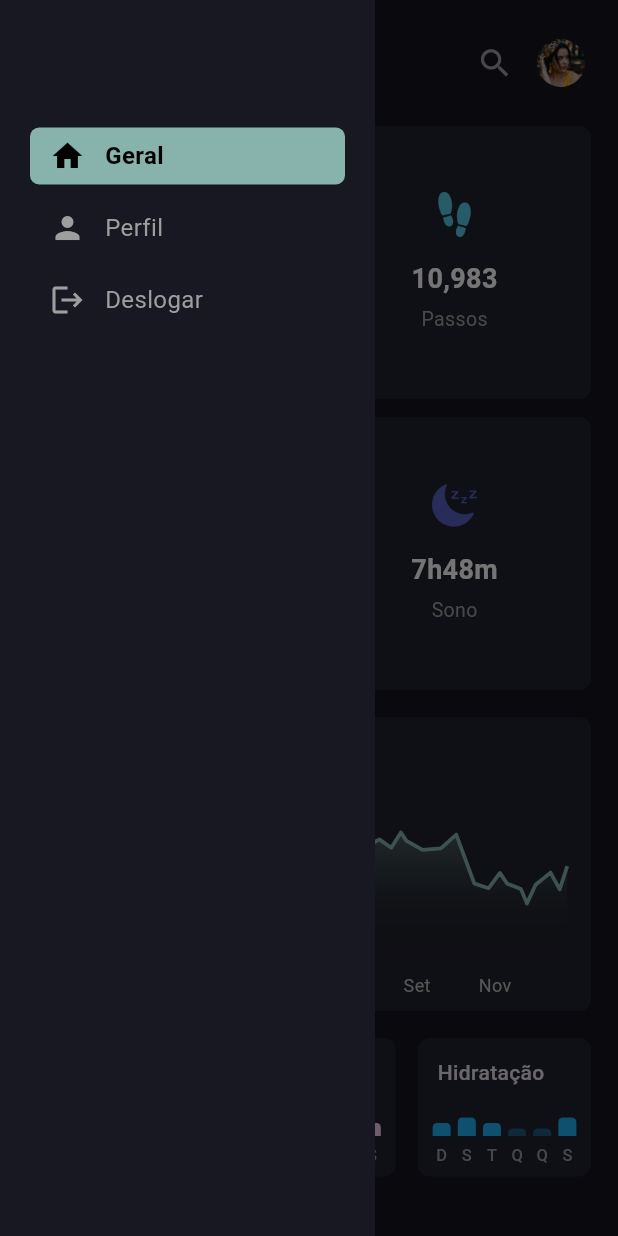
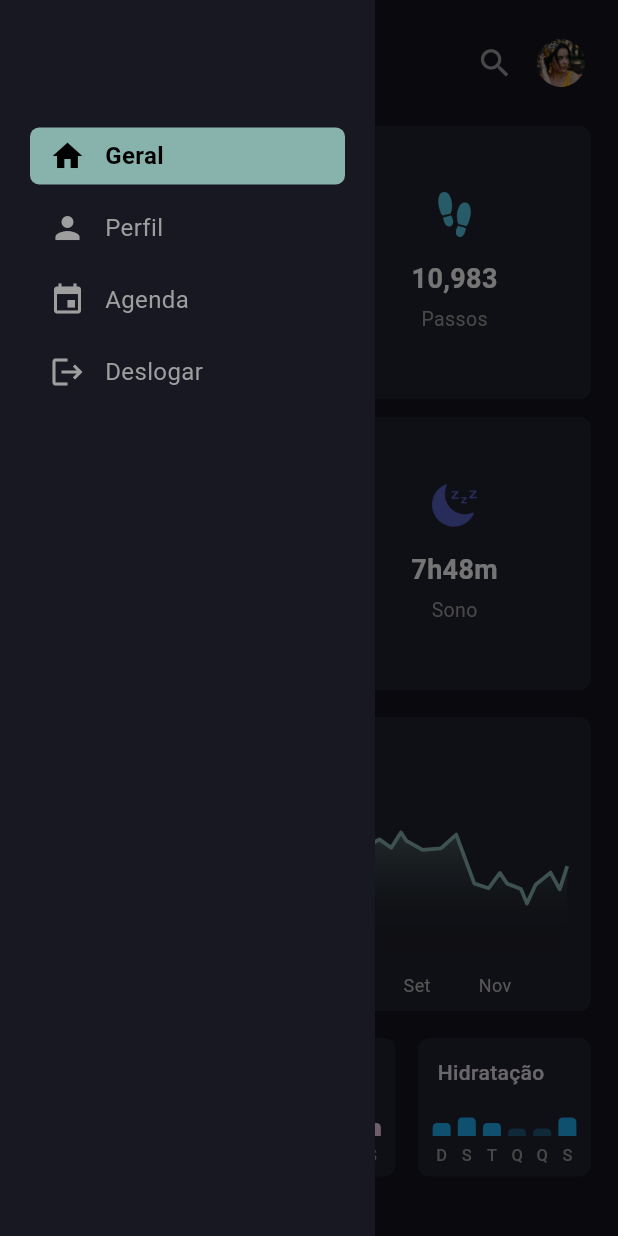
Before and after one commit to TIAGOLL/bem-estar-flutter, a Flutter app: the MainScreen screen opened directly, with the side drawer open, on a phone screen of 412 x 824 dp. Run offline on Flutter 3.47's test engine with Material 3 defaults, Android fonts, the phone set to English and light mode, and no system bars; drawn by our look-alikes of fl_chart.

Commit message:
Tela de calendario e perfil implantadas

```diff
--- a/front/lib/data/data-menu-lateral.dart
+++ b/front/lib/data/data-menu-lateral.dart
@@ -1,10 +1,43 @@
 import 'package:bem_estar_flutter/model/model-menu.dart';
+import 'package:bem_estar_flutter/screens/agenda-screen.dart';
+import 'package:bem_estar_flutter/screens/auth.dart';
+import 'package:bem_estar_flutter/screens/main_screen.dart';
+import 'package:bem_estar_flutter/screens/profile-screen.dart';
 import 'package:flutter/material.dart';
 
 class MenuLateralData {
-  final menu = const <MenuModel>[
-    MenuModel(icone: Icons.home, titulo: 'Geral'),
-    MenuModel(icone: Icons.person, titulo: 'Perfil'),
-    MenuModel(icone: Icons.logout, titulo: 'Deslogar'),
+  final menu = <MenuModel>[
+    MenuModel(
+      icone: Icons.home,
+      titulo: 'Geral',
+      function: (context) {
+        Navigator.push(
+            context, MaterialPageRoute(builder: (context) => MainScreen()));
+      },
+    ),
+    MenuModel(
+      icone: Icons.person,
+      titulo: 'Perfil',
+      function: (context) {
+        Navigator.push(
+            context, MaterialPageRoute(builder: (context) => ProfileScreen()));
+      },
+    ),
+    MenuModel(
+      icone: Icons.event,
+      titulo: 'Agenda',
+      function: (context) {
+        Navigator.push(
+            context, MaterialPageRoute(builder: (context) => AgendaScreen()));
+      },
+    ),
+    MenuModel(
+      icone: Icons.logout,
+      titulo: 'Deslogar',
+      function: (context) {
+        Navigator.push(
+            context, MaterialPageRoute(builder: (context) => LoginScreen()));
+      },
+    ),
   ];
 }
--- a/front/lib/model/model-menu.dart
+++ b/front/lib/model/model-menu.dart
@@ -3,6 +3,10 @@ import 'package:flutter/material.dart';
 class MenuModel {
   final IconData icone;
   final String titulo;
-
-  const MenuModel({required this.icone, required this.titulo});
+  final Function(BuildContext) function;
+  const MenuModel({
+    required this.icone,
+    required this.titulo,
+    required this.function,
+  });
 }
--- a/front/lib/screens/main_screen.dart
+++ b/front/lib/screens/main_screen.dart
@@ -1,7 +1,6 @@
 import 'package:bem_estar_flutter/util/responsive.dart';
 import 'package:bem_estar_flutter/widgets/dashboard-widget.dart';
 import 'package:bem_estar_flutter/widgets/menu-lateral.dart';
-import 'package:bem_estar_flutter/widgets/perfil-widget.dart';
 import 'package:flutter/material.dart';
 
 class MainScreen extends StatelessWidget {
@@ -18,12 +17,6 @@ class MainScreen extends StatelessWidget {
               child: MenuLateral(),
             )
           : null,
-      endDrawer: Responsive.isMobile(context)
-          ? SizedBox(
-              width: MediaQuery.of(context).size.width * 0.8,
-              child: const PerfilWidget(),
-            )
-          : null,
       body: SafeArea(
         child: Row(
           children: [
@@ -38,11 +31,6 @@ class MainScreen extends StatelessWidget {
               flex: 7,
               child: DashboardWidget(),
             ),
-            if (isDesktop)
-              Expanded(
-                flex: 3,
-                child: PerfilWidget(),
-              ),
           ],
         ),
       ),
--- a/front/lib/widgets/dashboard-widget.dart
+++ b/front/lib/widgets/dashboard-widget.dart
@@ -3,7 +3,6 @@ import 'package:bem_estar_flutter/widgets/atividades-widget.dart';
 import 'package:bem_estar_flutter/widgets/grafico-barras.dart';
 import 'package:bem_estar_flutter/widgets/grafico-linha.dart';
 import 'package:bem_estar_flutter/widgets/header-widget.dart';
-import 'package:bem_estar_flutter/widgets/perfil-widget.dart';
 import 'package:flutter/material.dart';
 
 class DashboardWidget extends StatelessWidget {
@@ -25,7 +24,6 @@ class DashboardWidget extends StatelessWidget {
             const SizedBox(height: 18),
             const GraficoBarras(),
             const SizedBox(height: 18),
-            if (Responsive.isTablet(context)) const PerfilWidget(),
           ],
         ),
       ),
--- a/front/lib/widgets/menu-lateral.dart
+++ b/front/lib/widgets/menu-lateral.dart
@@ -1,9 +1,11 @@
+import 'package:flutter/material.dart';
 import 'package:bem_estar_flutter/const/constant.dart';
 import 'package:bem_estar_flutter/data/data-menu-lateral.dart';
-import 'package:flutter/material.dart';
 
 class MenuLateral extends StatefulWidget {
-  const MenuLateral({super.key});
+  final int selectedIndex; // Adicione um campo para o índice selecionado
+
+  const MenuLateral({super.key, this.selectedIndex = 0});
 
   @override
   State<MenuLateral> createState() => _MenuLateralState();
@@ -13,22 +15,26 @@ class _MenuLateralState extends State<MenuLateral> {
   int selectedIndex = 0;
 
   @override
+  void initState() {
+    super.initState();
+    selectedIndex = widget.selectedIndex; // Defina o estado inicial
+  }
+
+  @override
   Widget build(BuildContext context) {
     final data = MenuLateralData();
-
     return Container(
       padding: const EdgeInsets.symmetric(vertical: 80, horizontal: 20),
       color: const Color(0xFF171821),
       child: ListView.builder(
         itemCount: data.menu.length,
-        itemBuilder: (context, index) => buildMenuEntry(data, index),
+        itemBuilder: (context, index) => buildMenuEntry(data, index, context),
       ),
     );
   }
 
-  Widget buildMenuEntry(MenuLateralData data, int index) {
+  Widget buildMenuEntry(MenuLateralData data, int index, BuildContext context) {
     final isSelected = selectedIndex == index;
-
     return Container(
       margin: const EdgeInsets.symmetric(vertical: 5),
       decoration: BoxDecoration(
@@ -38,9 +44,17 @@ class _MenuLateralState extends State<MenuLateral> {
         color: isSelected ? selectionColor : Colors.transparent,
       ),
       child: InkWell(
-        onTap: () => setState(() {
-          selectedIndex = index;
-        }),
+        onTap: () {
+          setState(() {
+            selectedIndex = index;
+          });
+          // Fechar o drawer e navegar para a nova tela
+          Navigator.of(context).pop(); // Fecha o drawer
+          // Usar Future.microtask para garantir que o drawer foi fechado
+          Future.microtask(() {
+            data.menu[index].function(context); // Executa a função de navegação
+          });
+        },
         child: Row(
           children: [
             Padding(
```
Also changed, not shown: front/lib/screens/agenda-screen.dart (added, +87 -0 lines), front/lib/screens/profile-screen.dart (added, +178 -0 lines), front/lib/widgets/agenda_widget.dart (deleted, +0 -59 lines), front/lib/widgets/atividades_widget.dart (deleted, +0 -56 lines), front/lib/widgets/perfil-widget.dart (deleted, +0 -35 lines), 2 other files.
